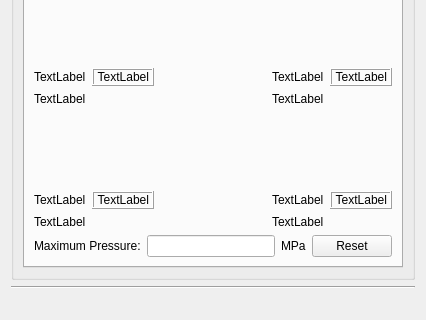
First picture: the form in resource/ui/SchunkJoints.ui, repository christian-rauch/schunk_rqt_gui, before the edit; both pictures show x 0 to 426 and y 298 to 618 of the 426 by 618 pixel window.
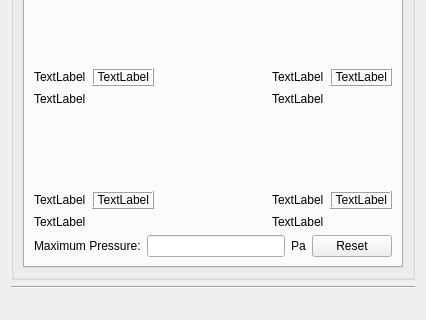
Second picture: the form after the edit. The open tabs and pages were chosen to show the change.

Commit message: change pressure unit to Pascal (Pa)

```diff
--- a/resource/ui/SchunkJoints.ui
+++ b/resource/ui/SchunkJoints.ui
@@ -600,7 +600,7 @@
             <item>
              <widget class="QLabel" name="label_2">
               <property name="text">
-               <string>MPa</string>
+               <string>Pa</string>
               </property>
              </widget>
             </item>
```
The commit also changes 1 other file.
